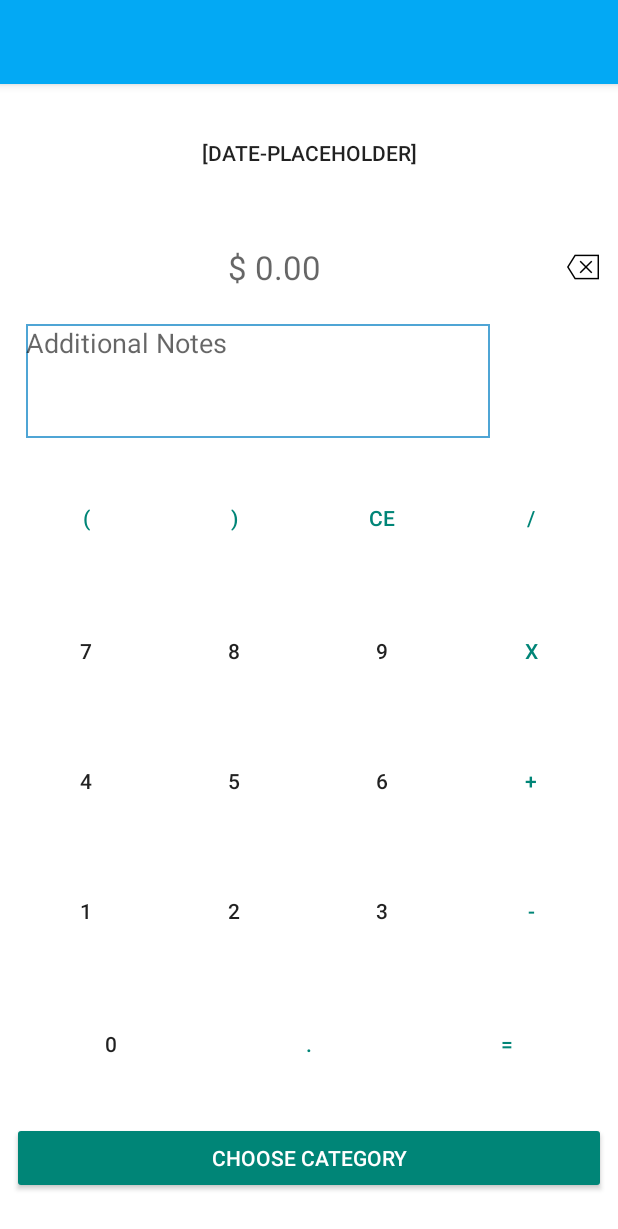
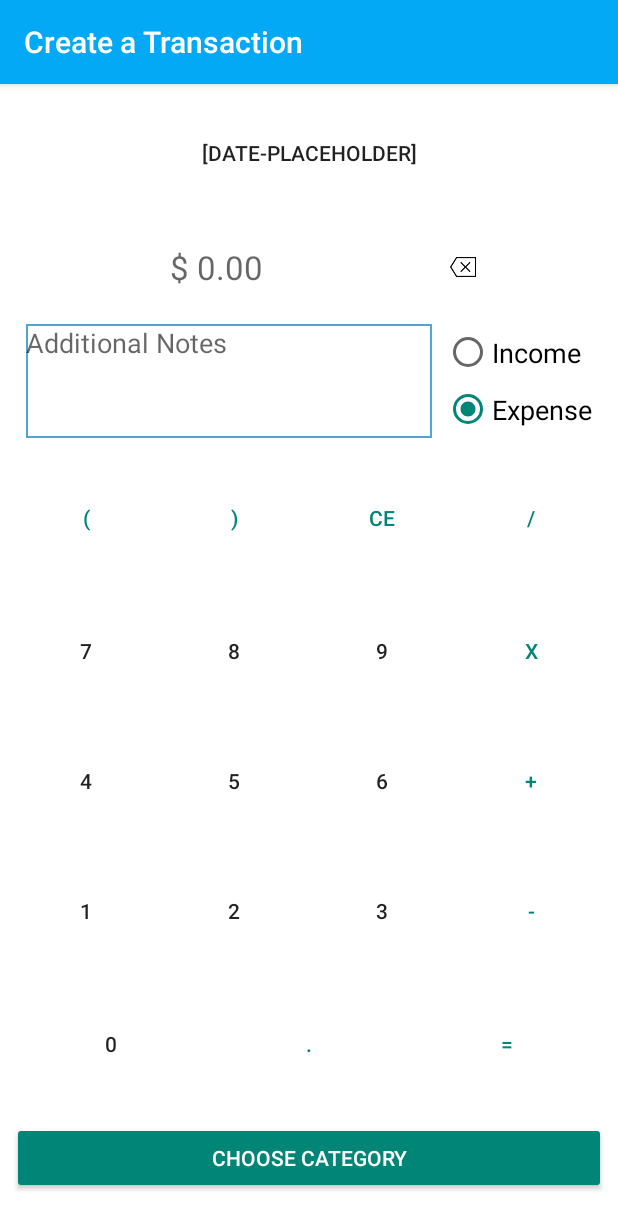
Before and after one commit to MattJSmall/Budgey, an Android app: the layout activity_create_transaction.xml on its own in the app's theme, with its tools: preview values and no code run, on a phone screen of 412 x 824 dp. Shown: the top 1229 px of the screen. Run offline under Robolectric (Android 15) with nearby library versions, the phone set to English and light mode, and no system bars.

Commit message:
post all functional - sign out

```diff
--- a/app/src/main/res/layout/activity_create_transaction.xml
+++ b/app/src/main/res/layout/activity_create_transaction.xml
@@ -22,6 +22,7 @@
         app:layout_constraintRight_toRightOf="parent"
         app:layout_constraintTop_toTopOf="parent"
         app:popupTheme="@style/ThemeOverlay.AppCompat.Light"
+        app:title="Create a Transaction"
         app:titleTextColor="@android:color/white" />
 
     <LinearLayout
@@ -88,7 +89,7 @@
                                 android:layout_height="match_parent"
                                 android:layout_alignParentStart="true"
                                 android:layout_alignParentTop="true"
-                                android:layout_weight=".8"
+                                android:layout_weight=".7"
                                 android:gravity="center"
                                 android:hint="@string/_0_00"
                                 android:textAppearance="@android:style/TextAppearance.Material.Large" />
@@ -105,6 +106,13 @@
                                 android:contentDescription="@string/tax_deductable"
                                 android:scaleType="fitCenter"
                                 android:src="@drawable/backspace" />
+
+                            <ImageButton
+                                android:id="@+id/btnMethod"
+                                style="@android:style/Widget.Material.Button.Borderless"
+                                android:layout_width="0dp"
+                                android:layout_height="match_parent"
+                                android:layout_weight=".2" />
 
                         </LinearLayout>
 
@@ -129,7 +137,7 @@
                     android:layout_marginLeft="17dp"
                     android:layout_marginRight="8dp"
                     android:layout_marginStart="17dp"
-                    android:layout_weight=".8"
+                    android:layout_weight=".7"
                     android:background="@drawable/back"
                     android:ems="10"
                     android:gravity="fill_horizontal"
@@ -140,12 +148,32 @@
                     app:layout_constraintRight_toRightOf="parent"
                     tools:layout_editor_absoluteY="0dp" />
 
-                <ImageButton
-                    android:id="@+id/btnMethod"
-                    style="@android:style/Widget.Material.Button.Borderless"
+                <RadioGroup
+                    android:id="@+id/rgTransactionType"
                     android:layout_width="0dp"
                     android:layout_height="match_parent"
-                    android:layout_weight=".2" />
+                    android:layout_weight=".3">
+
+                    <RadioButton
+                        android:id="@+id/rbIncome"
+                        style="@android:style/Widget.Material.Light.CompoundButton.RadioButton"
+                        android:layout_width="wrap_content"
+                        android:layout_height="wrap_content"
+                        android:layout_weight="1"
+                        android:text="Income"
+                        android:textSize="18sp" />
+
+                    <RadioButton
+                        android:id="@+id/rbExpense"
+                        style="@android:style/Widget.Material.Light.CompoundButton.RadioButton"
+                        android:layout_width="wrap_content"
+                        android:layout_height="wrap_content"
+                        android:layout_weight="1"
+                        android:checked="true"
+                        android:text="Expense"
+                        android:textSize="18sp" />
+                </RadioGroup>
+
             </LinearLayout>
 
             <LinearLayout
```
Also changed, not shown: app/src/main/java/mjsma5/budgey/CreateTransaction.java (+29 -0 lines), app/src/main/java/mjsma5/budgey/Landing.java (+8 -0 lines).
